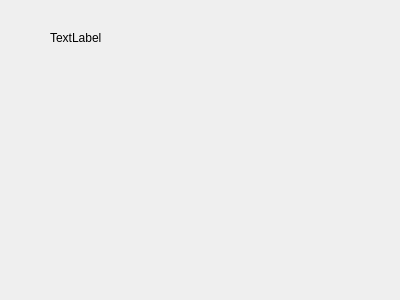
Before: the Qt Designer form T1/t1semaforo.ui in Raimmaster/Tareas-Estructura, drawn with Qt 5.
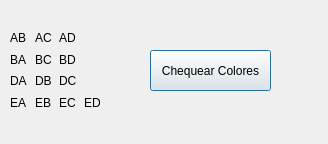
After: the same form once the commit is applied.

Commit message: Pruebando cambiar colores; se muestran los QLabels en Semaforo

```diff
--- a/T1/t1semaforo.ui
+++ b/T1/t1semaforo.ui
@@ -6,26 +6,129 @@
    <rect>
     <x>0</x>
     <y>0</y>
-    <width>400</width>
-    <height>300</height>
+    <width>328</width>
+    <height>144</height>
    </rect>
   </property>
   <property name="windowTitle">
    <string>Dialog</string>
   </property>
-  <widget class="QLabel" name="label">
+  <widget class="QPushButton" name="bCheck">
    <property name="geometry">
     <rect>
-     <x>50</x>
-     <y>30</y>
-     <width>57</width>
-     <height>15</height>
+     <x>150</x>
+     <y>50</y>
+     <width>121</width>
+     <height>41</height>
     </rect>
    </property>
    <property name="text">
-    <string>TextLabel</string>
+    <string>Chequear Colores</string>
    </property>
   </widget>
+  <widget class="QWidget" name="">
+   <property name="geometry">
+    <rect>
+     <x>10</x>
+     <y>30</y>
+     <width>92</width>
+     <height>80</height>
+    </rect>
+   </property>
+   <layout class="QGridLayout" name="gridLayout">
+    <item row="0" column="0">
+     <widget class="QLabel" name="lAB">
+      <property name="text">
+       <string>AB</string>
+      </property>
+     </widget>
+    </item>
+    <item row="0" column="1">
+     <widget class="QLabel" name="lAC">
+      <property name="text">
+       <string>AC</string>
+      </property>
+     </widget>
+    </item>
+    <item row="0" column="2">
+     <widget class="QLabel" name="lAD">
+      <property name="text">
+       <string>AD</string>
+      </property>
+     </widget>
+    </item>
+    <item row="1" column="0">
+     <widget class="QLabel" name="lBA">
+      <property name="text">
+       <string>BA</string>
+      </property>
+     </widget>
+    </item>
+    <item row="1" column="1">
+     <widget class="QLabel" name="lBC">
+      <property name="text">
+       <string>BC</string>
+      </property>
+     </widget>
+    </item>
+    <item row="1" column="2">
+     <widget class="QLabel" name="lBD">
+      <property name="text">
+       <string>BD</string>
+      </property>
+     </widget>
+    </item>
+    <item row="2" column="0">
+     <widget class="QLabel" name="lDA">
+      <property name="text">
+       <string>DA</string>
+      </property>
+     </widget>
+    </item>
+    <item row="2" column="1">
+     <widget class="QLabel" name="lDB">
+      <property name="text">
+       <string>DB</string>
+      </property>
+     </widget>
+    </item>
+    <item row="2" column="2">
+     <widget class="QLabel" name="lDC">
+      <property name="text">
+       <string>DC</string>
+      </property>
+     </widget>
+    </item>
+    <item row="3" column="0">
+     <widget class="QLabel" name="lEA">
+      <property name="text">
+       <string>EA</string>
+      </property>
+     </widget>
+    </item>
+    <item row="3" column="1">
+     <widget class="QLabel" name="lEB">
+      <property name="text">
+       <string>EB</string>
+      </property>
+     </widget>
+    </item>
+    <item row="3" column="2">
+     <widget class="QLabel" name="lEC">
+      <property name="text">
+       <string>EC</string>
+      </property>
+     </widget>
+    </item>
+    <item row="3" column="3">
+     <widget class="QLabel" name="lED">
+      <property name="text">
+       <string>ED</string>
+      </property>
+     </widget>
+    </item>
+   </layout>
+  </widget>
  </widget>
  <resources/>
  <connections/>
```
The commit also changes 2 other files.
